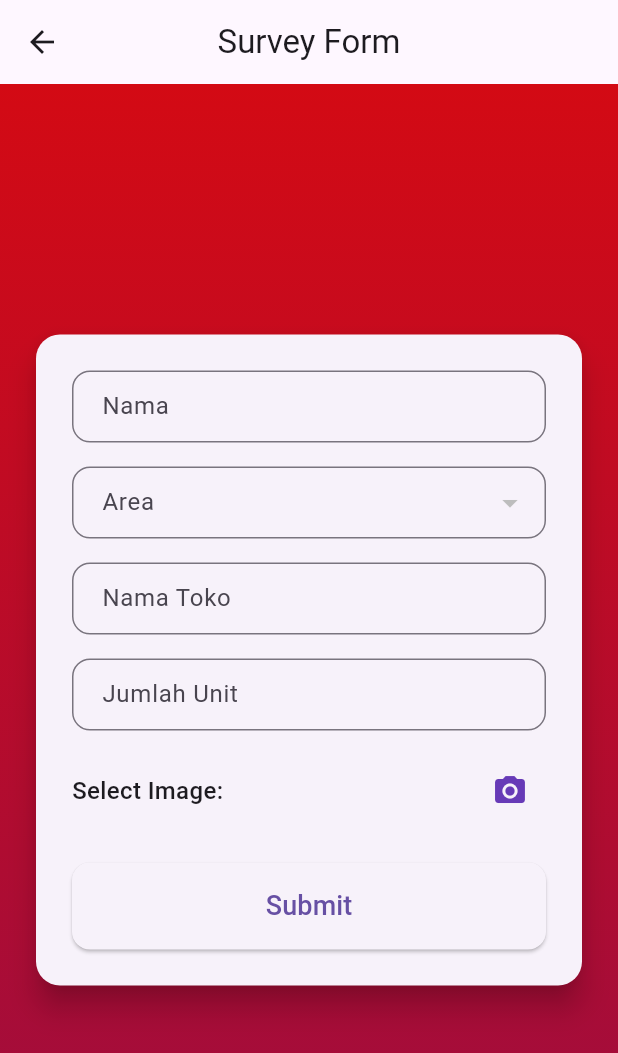
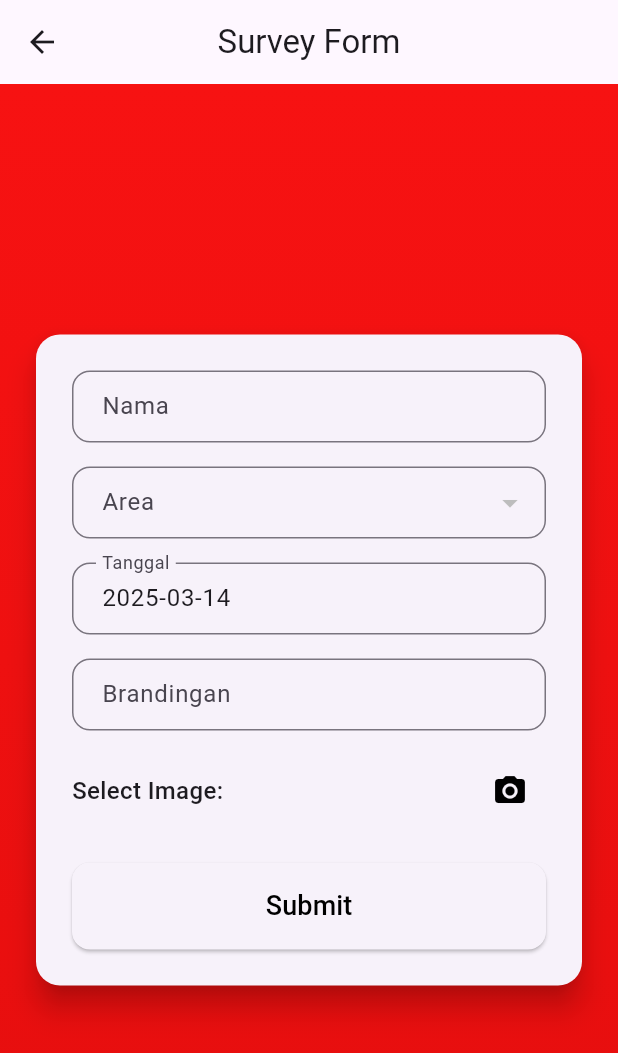
Before and after one commit to fikrim1109/pamasuka_app, a Flutter app: the MenuPage screen opened directly with empty values, after a tap on "Isi Data", on a phone screen of 412 x 824 dp. Shown: the top 1053 px of the screen. Run offline on Flutter 3.47's test engine with Material 3 defaults, Android fonts, the light colour scheme and no system bars; our stand-ins replace image_picker; network calls fail.

Commit message:
Add automatic date field and update UI elements in home, login, and menu pages

```diff
--- a/lib/home_page.dart
+++ b/lib/home_page.dart
@@ -1,6 +1,7 @@
 import 'dart:convert';
 import 'dart:io';
 import 'package:flutter/material.dart';
+import 'package:intl/intl.dart';
 import 'package:image_picker/image_picker.dart';
 import 'package:http/http.dart' as http;
 
@@ -27,6 +28,8 @@ class _HomePageState extends State<HomePage> {
     super.initState();
     // Isi field nama otomatis dengan username dari login
     _namaController.text = widget.username;
+    // Isi field toko dengan tanggal hari ini otomatis
+    _tokoController.text = DateFormat('yyyy-MM-dd').format(DateTime.now());
     _fetchAreas();
   }
 
@@ -85,9 +88,11 @@ class _HomePageState extends State<HomePage> {
     String? hint,
     TextInputType keyboardType = TextInputType.text,
     String? Function(String?)? validator,
+    bool readOnly = false,
   }) {
     return TextFormField(
       controller: controller,
+      readOnly: readOnly,
       keyboardType: keyboardType,
       validator: validator,
       decoration: InputDecoration(
@@ -112,8 +117,8 @@ class _HomePageState extends State<HomePage> {
         decoration: const BoxDecoration(
           gradient: LinearGradient(
             colors: [
-              Color(0xFFD30A14),
-              Color(0xFF9D0D40)
+              Color(0xFFF71212),
+              Color.fromARGB(255, 229, 14, 14)
             ],
             begin: Alignment.topCenter,
             end: Alignment.bottomCenter,
@@ -173,26 +178,20 @@ class _HomePageState extends State<HomePage> {
                         },
                       ),
                       const SizedBox(height: 16),
+                      // Field Toko diisi otomatis dengan tanggal hari ini
                       _buildTextField(
                         controller: _tokoController,
-                        label: 'Nama Toko',
+                        label: 'Tanggal',
+                        readOnly: true,
+                      ),
+                      const SizedBox(height: 16),
+                      // Field "Jumlah Unit" diubah menjadi "Brandingan"
+                      _buildTextField(
+                        controller: _unitController,
+                        label: 'Brandingan',
                         validator: (value) {
                           if (value == null || value.trim().isEmpty) {
-                            return 'Please enter store name';
-                          }
-                          return null;
-                        },
-                      ),
-                      const SizedBox(height: 16),
-                      _buildTextField(
-                        controller: _unitController,
-                        label: 'Jumlah Unit',
-                        keyboardType: TextInputType.number,
-                        validator: (value) {
-                          if (value == null || value.trim().isEmpty) {
-                            return 'Please enter number of units';
-                          } else if (int.tryParse(value) == null) {
-                            return 'Please enter a valid number';
+                            return 'Please enter brandingan';
                           }
                           return null;
                         },
@@ -206,7 +205,7 @@ class _HomePageState extends State<HomePage> {
                           ),
                           const Spacer(),
                           IconButton(
-                            icon: const Icon(Icons.camera_alt, color: Colors.deepPurple),
+                            icon: const Icon(Icons.camera_alt, color: Color.fromARGB(255, 0, 0, 0)),
                             onPressed: () => _pickImage(ImageSource.camera),
                           ),
                           // Uncomment jika ingin menambahkan opsi gallery:
@@ -241,7 +240,7 @@ class _HomePageState extends State<HomePage> {
                           ),
                           child: const Text(
                             'Submit',
-                            style: TextStyle(fontSize: 18),
+                            style: TextStyle(fontSize: 18, color: Colors.black),
                           ),
                         ),
                       ),
--- a/lib/login_page.dart
+++ b/lib/login_page.dart
@@ -61,7 +61,7 @@ class _LoginPageState extends State<LoginPage> {
       body: Container(
         decoration: const BoxDecoration(
           gradient: LinearGradient(
-            colors: [Colors.red, Colors.deepOrange],
+            colors: [Color.fromARGB(255, 247, 18, 18), Color.fromARGB(255, 225, 12, 12)],
             begin: Alignment.topCenter,
             end: Alignment.bottomCenter,
           ),
@@ -73,7 +73,7 @@ class _LoginPageState extends State<LoginPage> {
               mainAxisAlignment: MainAxisAlignment.center,
               children: [
                 const Text(
-                  'Champions',
+                  'Samalona',
                   style: TextStyle(
                     fontSize: 32,
                     fontWeight: FontWeight.bold,
@@ -112,7 +112,7 @@ class _LoginPageState extends State<LoginPage> {
                         onPressed: _login,
                         style: ElevatedButton.styleFrom(
                           backgroundColor: Colors.white,
-                          foregroundColor: Colors.red,
+                          foregroundColor: const Color.fromARGB(255, 0, 0, 0),
                           padding: const EdgeInsets.symmetric(
                               horizontal: 50, vertical: 16),
                           shape: RoundedRectangleBorder(
--- a/lib/menu_page.dart
+++ b/lib/menu_page.dart
@@ -17,8 +17,8 @@ class MenuPage extends StatelessWidget {
         decoration: const BoxDecoration(
           gradient: LinearGradient(
             colors: [
-              Color.fromARGB(255, 211, 10, 20),
-              Color.fromARGB(255, 157, 13, 64)
+              Color.fromARGB(255, 226, 15, 15),
+              Color(0xFFD80A0A)
             ],
             begin: Alignment.topCenter,
             end: Alignment.bottomCenter,
@@ -42,7 +42,7 @@ class MenuPage extends StatelessWidget {
                       style: const TextStyle(
                         fontSize: 24,
                         fontWeight: FontWeight.bold,
-                        color: Colors.deepPurple,
+                        color: Color.fromARGB(255, 0, 0, 0),
                       ),
                     ),
                     const SizedBox(height: 32),
@@ -66,7 +66,7 @@ class MenuPage extends StatelessWidget {
                           shape: RoundedRectangleBorder(
                             borderRadius: BorderRadius.circular(12),
                           ),
-                          backgroundColor: Colors.redAccent,
+                          backgroundColor: const Color(0xFFE2E2E2),
                         ),
                         child: const Text(
                           'Isi Data',
@@ -91,7 +91,7 @@ class MenuPage extends StatelessWidget {
                           shape: RoundedRectangleBorder(
                             borderRadius: BorderRadius.circular(12),
                           ),
-                          backgroundColor: Colors.red,
+                          backgroundColor: const Color(0xFFE2E2E2),
                         ),
                         child: const Text(
                           'Logout',
--- a/pubspec.yaml
+++ b/pubspec.yaml
@@ -32,6 +32,7 @@ dependencies:
     sdk: flutter
   image_picker: ^1.0.7
   http: ^0.13.6
+  intl: ^0.17.0
 
   # The following adds the Cupertino Icons font to your application.
   # Use with the CupertinoIcons class for iOS style icons.
```
Also changed, not shown: pubspec.lock.
